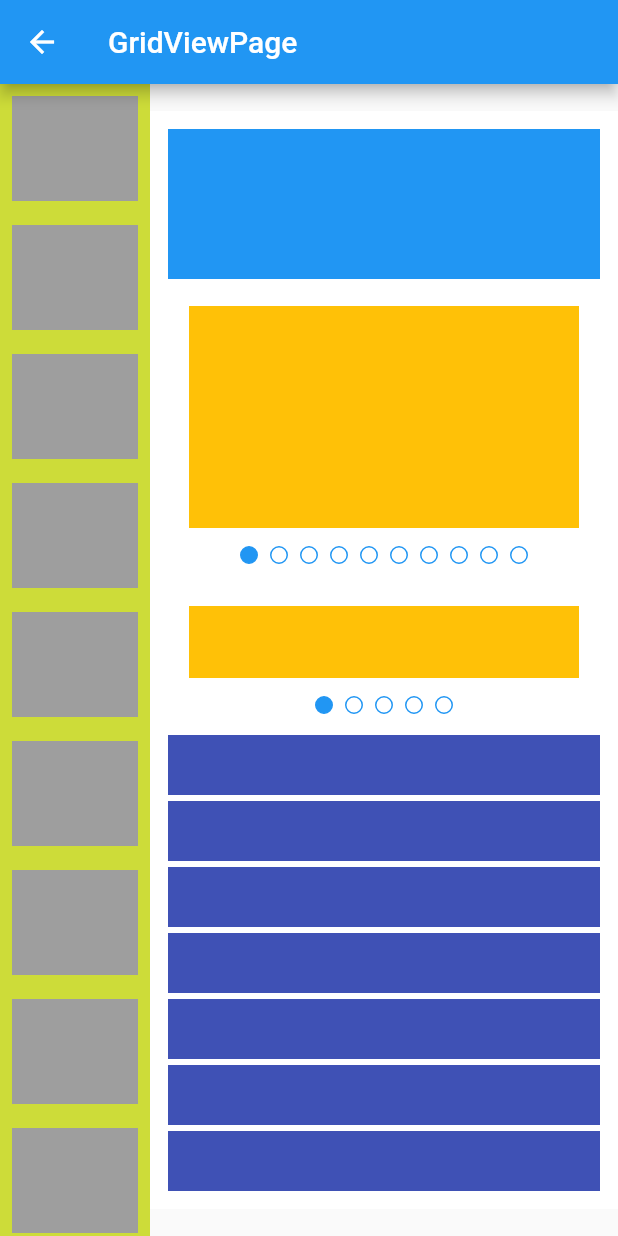
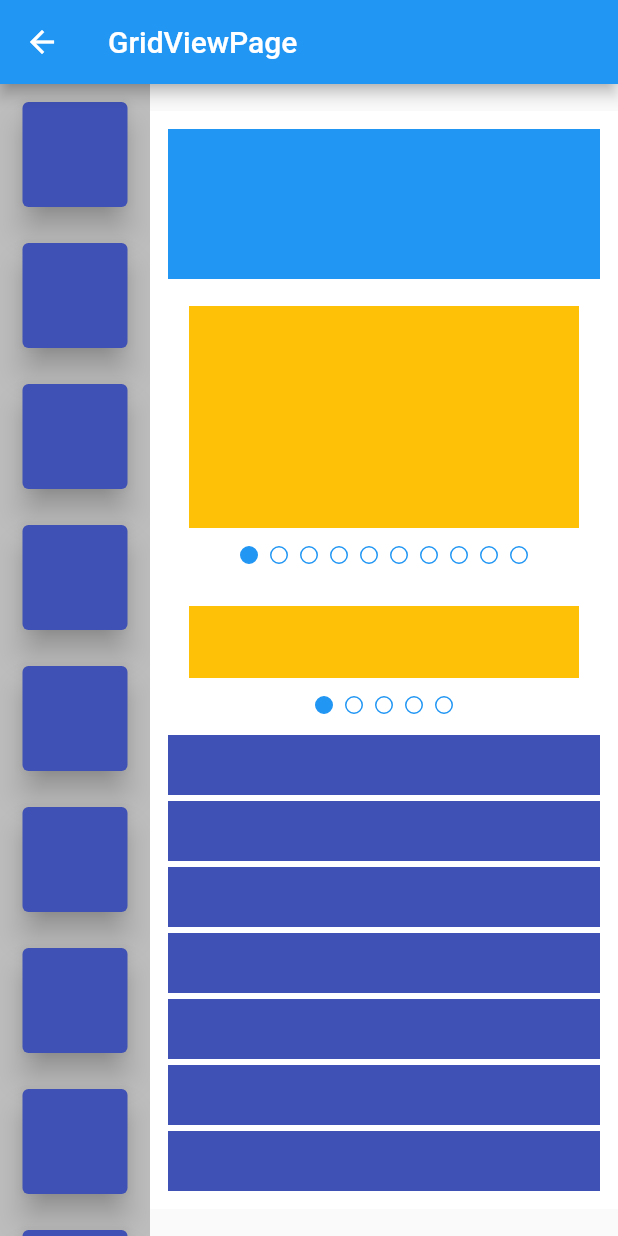
Before and after one commit to drmilde/flutter_app1, a Flutter app: the screen it shows after launch, in the side drawer, after a tap on "GridViewPage", on a phone screen of 412 x 824 dp. Run offline on Flutter 3.47's test engine with Material 2 defaults, Android fonts, the phone set to English and light mode, and no system bars; our stand-ins replace contacts_service, permission_handler; generated files the repository leaves out were written again.

Commit message:
Weitere Widgets überarbeitet und hierarchisiert

```diff
--- a/lib/pages/GridViewPage.dart
+++ b/lib/pages/GridViewPage.dart
@@ -1,5 +1,7 @@
 import 'package:flutter/material.dart';
 import 'package:flutter_app1/widgets/BoxWidget.dart';
+import 'package:flutter_app1/widgets/BoxWidgetInkWell.dart';
+import 'package:flutter_app1/widgets/FilledListViewWidget.dart';
 import 'package:flutter_app1/widgets/PageSelectorWidget.dart';
 import 'package:flutter_app1/widgets/SimpleCardRowWidget.dart';
 import 'package:flutter_app1/widgets/SmallBoxWidget.dart';
@@ -39,16 +41,8 @@ class _GridViewPageState extends State<GridViewPage> {
   Row pageBody() {
     return Row(
       children: <Widget>[
-        Container(
-          color: Colors.lime,
-          width: 100,
-          child: ListView.builder(
-              itemCount: clickTiles.length,
-              itemBuilder: (context, index) {
-                //return clickTiles[index];
-                return BoxWidget(70, 70, Colors.grey);
-              }),
-        ),
+        FilledListViewWidget(
+            30, 100, Colors.grey.shade400, 70, 70, Colors.indigo),
         Expanded(
           child: SingleChildScrollView(
             child: Container(
--- a/lib/widgets/BoxWidget.dart
+++ b/lib/widgets/BoxWidget.dart
@@ -16,7 +16,7 @@ class BoxWidget extends StatelessWidget {
     return Padding(
       padding: const EdgeInsets.all(8.0),
       child: InkWell(
-        splashColor: Colors.white,
+        splashColor: Colors.black,
         onTap: () {},
         child: Container(
           color: _color,
--- /dev/null
+++ b/lib/widgets/BoxWidgetInkWell.dart
@@ -0,0 +1,31 @@
+import 'package:flutter/material.dart';
+
+class BoxWidgetInkWell extends StatelessWidget {
+  double _width;
+  double _height;
+  Color _color;
+  double _elevation;
+
+  BoxWidgetInkWell(this._width, this._height, this._color, this._elevation);
+
+  @override
+  Widget build(BuildContext context) {
+    return Padding(
+      padding: const EdgeInsets.all(8.0),
+      child: Center(
+        child: Card(
+          color: _color,
+          elevation: _elevation,
+          child: InkWell(
+            onTap: () {},
+            splashColor: Colors.white,
+            child: Container(
+              width: _width,
+              height: _height,
+            ),
+          ),
+        ),
+      ),
+    );
+  }
+}
--- /dev/null
+++ b/lib/widgets/FilledListViewWidget.dart
@@ -0,0 +1,28 @@
+import 'package:flutter/material.dart';
+
+import 'BoxWidgetInkWell.dart';
+
+class FilledListViewWidget extends StatelessWidget {
+  int _length;
+  double _width;
+  Color _background;
+  double _tileWidth;
+  double _tileHeight;
+  Color _tileColor;
+
+  FilledListViewWidget(this._length, this._width, this._background,
+      this._tileWidth, this._tileHeight, this._tileColor);
+
+  @override
+  Widget build(BuildContext context) {
+    return Container(
+      color: _background,
+      width: _width,
+      child: ListView.builder(
+          itemCount: _length,
+          itemBuilder: (context, index) {
+            return BoxWidgetInkWell(_tileWidth, _tileHeight, _tileColor, 8);
+          }),
+    );
+  }
+}
```
